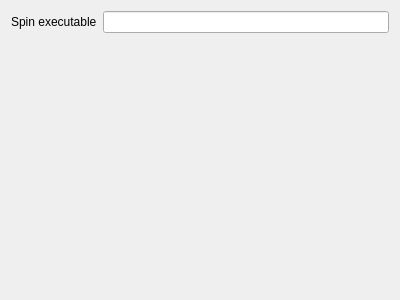
Before: the Qt Designer form src/qtcreator/spacecreatorplugin/options/tmcoptionswidget.ui in esa/spacecreator, drawn with Qt 5.
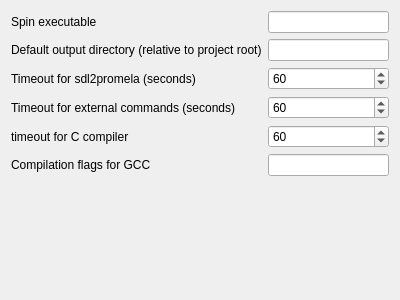
After: the same form once the commit is applied.

Diff of the .ui file:
```diff
--- a/src/qtcreator/spacecreatorplugin/options/tmcoptionswidget.ui
+++ b/src/qtcreator/spacecreatorplugin/options/tmcoptionswidget.ui
@@ -14,17 +14,70 @@
    <string>Form</string>
   </property>
   <layout class="QGridLayout" name="gridLayout">
-   <item row="0" column="0">
-    <widget class="QLabel" name="label">
+   <item row="3" column="0">
+    <widget class="QLabel" name="label_4">
      <property name="text">
-      <string>Spin executable</string>
+      <string>Timeout for external commands (seconds)</string>
+     </property>
+    </widget>
+   </item>
+   <item row="3" column="1">
+    <widget class="QSpinBox" name="externalCommandTimeoutLineEdit">
+     <property name="minimum">
+      <number>10</number>
+     </property>
+     <property name="maximum">
+      <number>1200</number>
+     </property>
+     <property name="value">
+      <number>60</number>
+     </property>
+    </widget>
+   </item>
+   <item row="5" column="0">
+    <widget class="QLabel" name="label_5">
+     <property name="text">
+      <string>Compilation flags for GCC</string>
      </property>
     </widget>
    </item>
    <item row="0" column="1">
     <widget class="QLineEdit" name="spinExecutableLineEdit"/>
    </item>
+   <item row="1" column="0">
+    <widget class="QLabel" name="label_2">
+     <property name="text">
+      <string>Default output directory (relative to project root)</string>
+     </property>
+    </widget>
+   </item>
+   <item row="2" column="0">
+    <widget class="QLabel" name="label_3">
+     <property name="text">
+      <string>Timeout for sdl2promela (seconds)</string>
+     </property>
+    </widget>
+   </item>
+   <item row="2" column="1">
+    <widget class="QSpinBox" name="sdl2promelaTimeoutLineEdit">
+     <property name="minimum">
+      <number>10</number>
+     </property>
+     <property name="maximum">
+      <number>1200</number>
+     </property>
+     <property name="value">
+      <number>60</number>
+     </property>
+    </widget>
+   </item>
+   <item row="5" column="1">
+    <widget class="QLineEdit" name="compilerFlagsLineEdit"/>
+   </item>
    <item row="1" column="1">
+    <widget class="QLineEdit" name="outputDirectoryLineEdit"/>
+   </item>
+   <item row="6" column="1">
     <spacer name="verticalSpacer">
      <property name="orientation">
       <enum>Qt::Vertical</enum>
@@ -37,6 +90,33 @@
      </property>
     </spacer>
    </item>
+   <item row="0" column="0">
+    <widget class="QLabel" name="label">
+     <property name="text">
+      <string>Spin executable</string>
+     </property>
+    </widget>
+   </item>
+   <item row="4" column="0">
+    <widget class="QLabel" name="label_6">
+     <property name="text">
+      <string>timeout for C compiler</string>
+     </property>
+    </widget>
+   </item>
+   <item row="4" column="1">
+    <widget class="QSpinBox" name="ccompilerTimeoutLineEdit">
+     <property name="minimum">
+      <number>10</number>
+     </property>
+     <property name="maximum">
+      <number>1200</number>
+     </property>
+     <property name="value">
+      <number>60</number>
+     </property>
+    </widget>
+   </item>
   </layout>
  </widget>
  <resources/>
```
